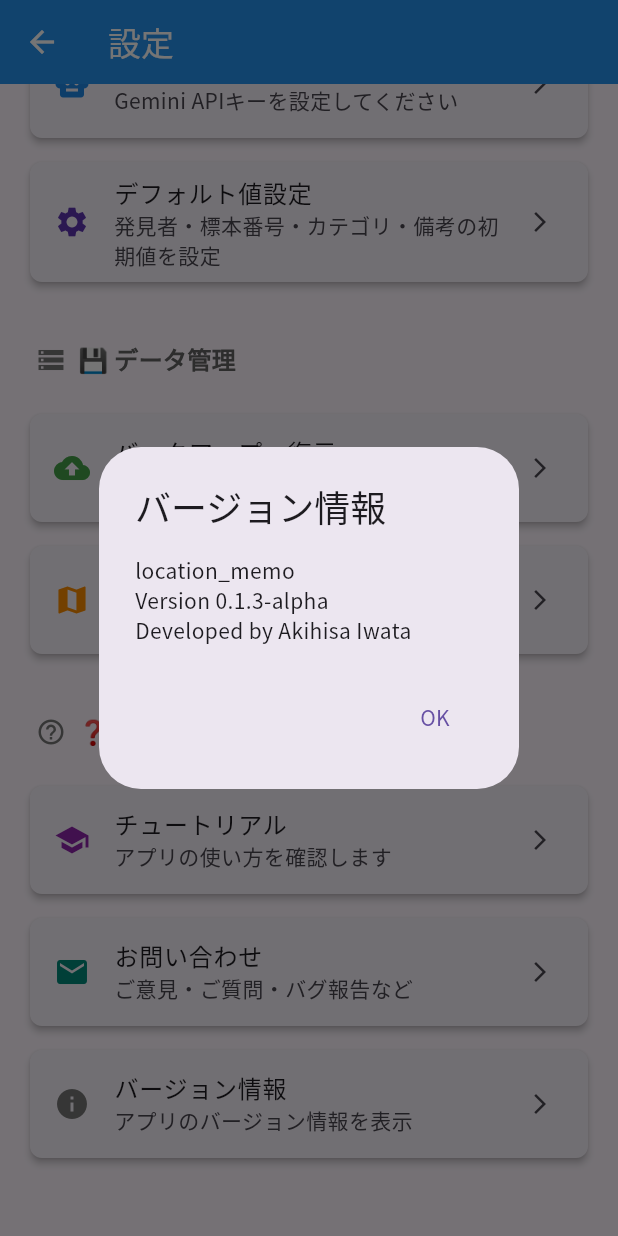
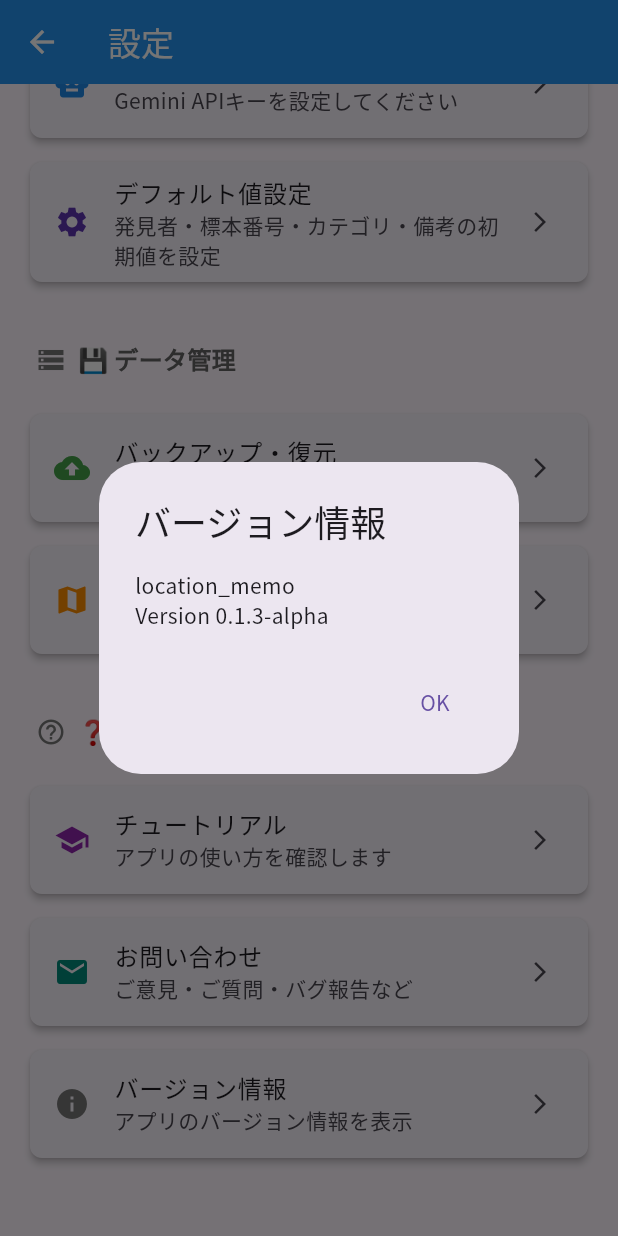
Before and after one commit to akiii2024/location_memo, a Flutter app: the SettingsScreen screen opened directly, scrolled down 208 dp, after a tap on "バージョン情報", on a phone screen of 412 x 824 dp. Run offline on Flutter 3.47's test engine with Material 3 defaults, Android fonts, the phone set to English and light mode, and no system bars; our stand-ins replace file_picker, google_fonts, google_generative_ai, hive, hive_flutter, image_picker and 7 more; missing offline and left inert: dart:html, dart:js_interop, flutter_sound; accounts and stored records are empty.

Commit message:
mini fix

```diff
--- a/lib/screens/settings_screen.dart
+++ b/lib/screens/settings_screen.dart
@@ -1037,8 +1037,7 @@ class _SettingsScreenState extends State<SettingsScreen> {
                   context: context,
                   builder: (context) => AlertDialog(
                     title: const Text('バージョン情報'),
-                    content: Text(
-                        '${AppInfo.appName}\n${AppInfo.version}\nDeveloped by Akihisa Iwata'),
+                    content: Text('${AppInfo.appName}\n${AppInfo.version}'),
                     actions: [
                       TextButton(
                         onPressed: () => Navigator.of(context).pop(),
```
